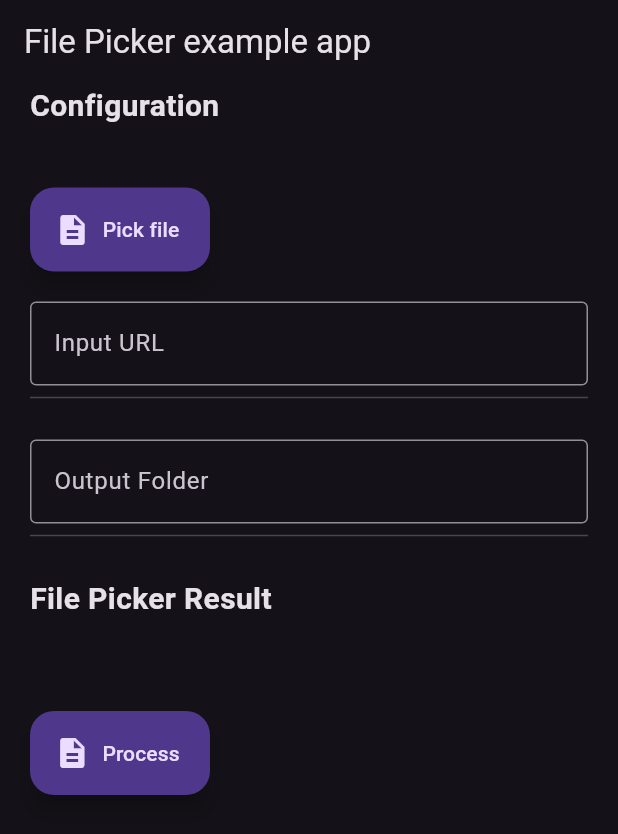
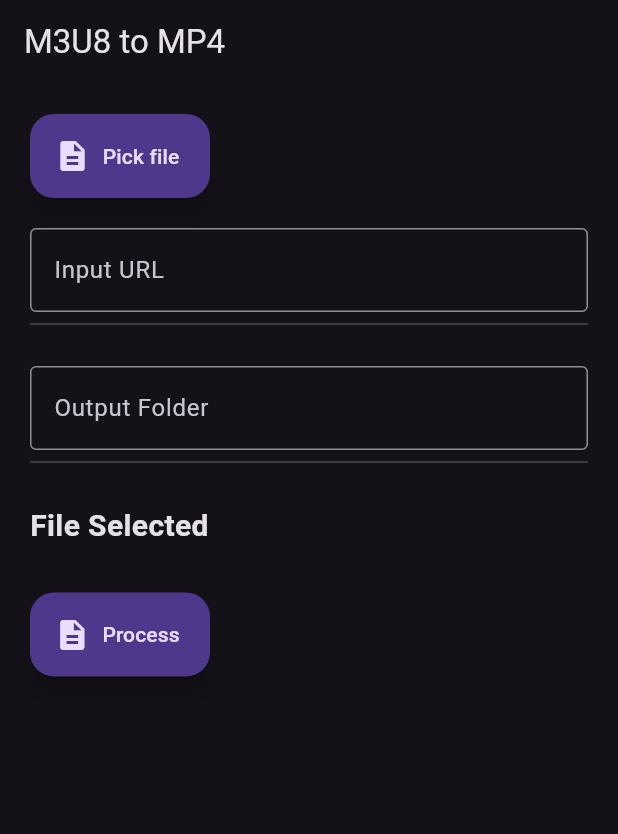
Before and after one commit to TriHieu/HTools, a Flutter app: the screen it shows after launch, after a tap on "Process", on a phone screen of 412 x 824 dp. Shown: the top 834 px of the screen. Run offline on Flutter 3.47's test engine with Material 3 defaults, Android fonts, the phone set to English and light mode, and no system bars; our stand-ins replace file_picker, permission_handler; missing offline and left inert: ffmpeg_kit_flutter.

Commit message:
update ffmpeg cmd

```diff
--- a/lib/main.dart
+++ b/lib/main.dart
@@ -62,14 +62,14 @@ class _MyHomePageState extends State<MyHomePage> {
       darkTheme: ThemeData(
         useMaterial3: true,
         brightness: Brightness.dark,
-        snackBarTheme: SnackBarThemeData(
+        snackBarTheme: const SnackBarThemeData(
           backgroundColor: Colors.deepPurple,
         ),
       ),
       home: Scaffold(
         key: _scaffoldKey,
         appBar: AppBar(
-          title: const Text('File Picker example app'),
+          title: const Text('M3U8 to MP4'),
         ),
         body: Padding(
           padding: const EdgeInsets.only(left: 5.0, right: 5.0),
@@ -79,16 +79,6 @@ class _MyHomePageState extends State<MyHomePage> {
               mainAxisAlignment: MainAxisAlignment.start,
               crossAxisAlignment: CrossAxisAlignment.start,
               children: <Widget>[
-                Text(
-                  'Configuration',
-                  style: const TextStyle(
-                    fontWeight: FontWeight.bold,
-                    fontSize: 20,
-                  ),
-                ),
-                SizedBox(
-                  height: 20.0,
-                ),
                 Padding(
                   padding: const EdgeInsets.only(top: 20.0, bottom: 20.0),
                   child: Wrap(
@@ -122,8 +112,8 @@ class _MyHomePageState extends State<MyHomePage> {
                     ),
                   ],
                 ),
-                Divider(),
-                SizedBox(
+                const Divider(),
+                const SizedBox(
                   height: 20.0,
                 ),
                 Wrap(
@@ -143,14 +133,14 @@ class _MyHomePageState extends State<MyHomePage> {
                     ),
                   ],
                 ),
-                Divider(),
-                SizedBox(
+                const Divider(),
+                const SizedBox(
                   height: 20.0,
                 ),
-                Text(
-                  'File Picker Result',
+                const Text(
+                  'File Selected',
                   textAlign: TextAlign.start,
-                  style: const TextStyle(
+                  style: TextStyle(
                     fontWeight: FontWeight.bold,
                     fontSize: 20,
                   ),
@@ -158,15 +148,15 @@ class _MyHomePageState extends State<MyHomePage> {
                 Builder(
                     builder: (BuildContext context) =>
                     _isLoading
-                        ? Row(
+                        ? const Row(
                       children: [
                         Expanded(
                           child: Center(
                             child: Padding(
-                              padding: const EdgeInsets.symmetric(
+                              padding: EdgeInsets.symmetric(
                                 vertical: 40.0,
                               ),
-                              child: const CircularProgressIndicator(),
+                              child: CircularProgressIndicator(),
                             ),
                           ),
                         ),
@@ -179,7 +169,7 @@ class _MyHomePageState extends State<MyHomePage> {
                       ),
                       height:
                       MediaQuery.of(context).size.height *
-                          0.50,
+                          0.40,
                       child: Scrollbar(
                           child: ListView.separated(
                             itemCount:
@@ -188,21 +178,13 @@ class _MyHomePageState extends State<MyHomePage> {
                                 : 1,
                             itemBuilder:
                                 (BuildContext context, int index) {
-                              final bool isMultiPath =
-                                  _paths != null &&
-                                      _paths!.isNotEmpty;
-                              final String name = 'File $index: ' +
-                                  (isMultiPath
-                                      ? _paths!
-                                      .map((e) => e.name)
-                                      .toList()[index]
-                                      : _fileName ?? '...');
+                              final bool isMultiPath = _paths != null && _paths!.isNotEmpty;
+                              final String name = 'File $index: ${isMultiPath
+                                      ? _paths!.map((e) => e.name).toList()[index]
+                                      : _fileName ?? '...'}';
                               final path = kIsWeb
                                   ? null
-                                  : _paths!
-                                  .map((e) => e.path)
-                                  .toList()[index]
-                                  .toString();
+                                  : _paths!.map((e) => e.path).toList()[index].toString();
 
                               return ListTile(
                                 title: Text(
@@ -218,8 +200,8 @@ class _MyHomePageState extends State<MyHomePage> {
                     )
                         : const SizedBox(),
                 ),
-                SizedBox(
-                  height: 40.0,
+                const SizedBox(
+                  height: 10.0,
                 ),
                 Padding(
                   padding: const EdgeInsets.only(top: 20.0, bottom: 20.0),
@@ -232,7 +214,7 @@ class _MyHomePageState extends State<MyHomePage> {
                         child: FloatingActionButton.extended(
                             onPressed: () => _processFile(),
                             label:
-                            Text('Process'),
+                            const Text('Process'),
                             icon: const Icon(Icons.description)),
                       ),
                     ],
@@ -331,14 +313,18 @@ class _MyHomePageState extends State<MyHomePage> {
     );
   }
 
-  void _processFile() {
+  void _processFile() async {
+    await updateInputFile();
     String cmd = '';
     if (_inputURLController.text.isNotEmpty) {
-      cmd = '-allowed_extensions ALL -i "${_inputURLController.text}" -acodec copy -bsf:a aac_adtstoasc -vcodec copy -c copy "${_outputFolderController.text}"/a.mp4';
+      cmd = '-y -protocol_whitelist file,http,https,tls,tcp -allowed_extensions ALL -i "${_inputURLController.text}" -acodec copy -bsf:a aac_adtstoasc -vcodec copy "${_outputFolderController.text}"/a.mp4';
     } else {
-      cmd = '-allowed_extensions ALL -i "${_outputFolderController.text}/${_paths![0]!.name!}" -acodec copy -bsf:a aac_adtstoasc -vcodec copy -c copy "${_outputFolderController.text}/${_paths![0]!.name!.replaceAll('m3u8', 'mp4')}"';
+      cmd = '-y -protocol_whitelist file,http,https,tls,tcp -allowed_extensions ALL -i "${_outputFolderController.text}/${_paths![0]!.name!}" -acodec copy -bsf:a aac_adtstoasc -vcodec copy -c copy "${_outputFolderController.text}/${_paths![0]!.name!.replaceAll('m3u8', 'mp4')}"';
     }
     FFmpegKit.execute(cmd).then((session) async {
+      final output = session.getOutput().asStream().forEach((element) {
+        print(element.toString());
+      });
       final returnCode = await session.getReturnCode();
 
       if (ReturnCode.isSuccess(returnCode)) {
@@ -351,14 +337,29 @@ class _MyHomePageState extends State<MyHomePage> {
         print("ERROR");
         // ERROR
       }
-      final output = await session.getOutput();
 
       // The stack trace if FFmpegKit fails to run a command
       final failStackTrace = await session.getFailStackTrace();
 
       // The list of logs generated for this execution
       final logs = await session.getLogs();
-      logs.forEach((element) {print(element.getMessage());});
+      for (var element in logs) {
+        print(element.getMessage());
+      }
     });
   }
+
+  Future<bool> updateInputFile() async {
+    try {
+      final file = File("${_outputFolderController.text}/${_paths![0]!.name!}");
+      // Read the file
+      var contents = await file.readAsString();
+      contents = contents.replaceFirst("#EXTINF:", "#EXT-X-BYTERANGE:100000000@8\n#EXTINF:");
+      file.writeAsString(contents);
+      return true;
+    } catch (e) {
+      // If encountering an error, return 0
+      return false;
+    }
+  }
 }
```
